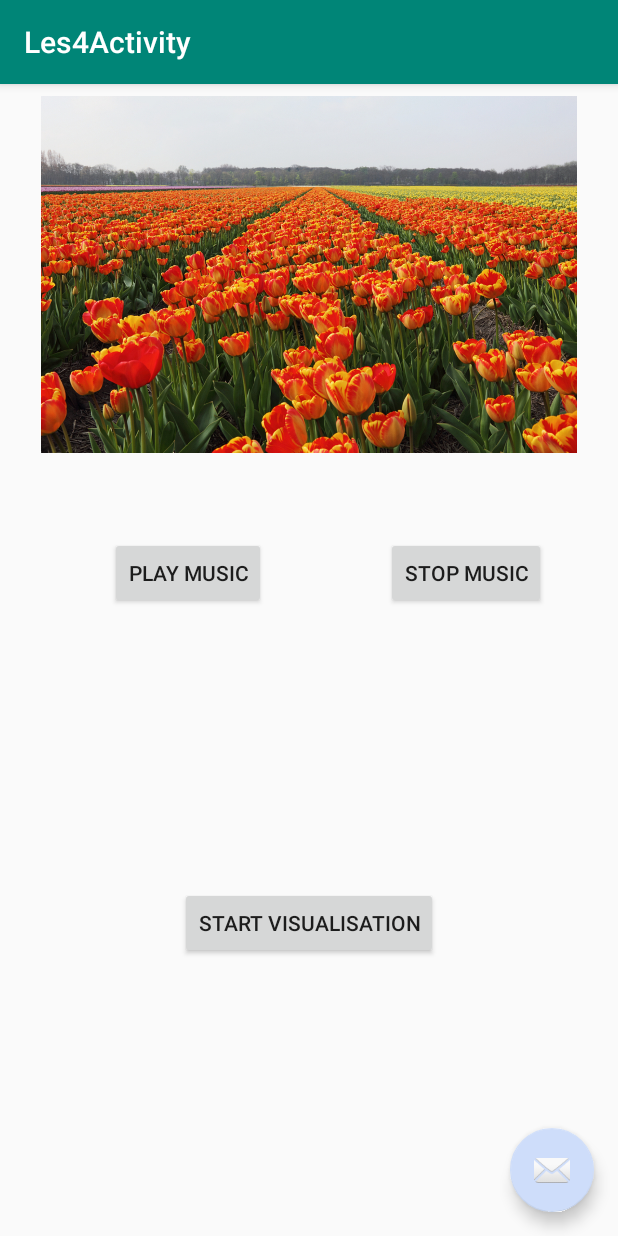
After one commit to mjboere/IKPMD_2019_Les1, an Android app: the Les4Activity screen opened directly, with no data from a screen before it, on a phone screen of 412 x 824 dp. The commit adds this screen. Run offline under Robolectric (Android 15) with nearby library versions, the phone set to English and light mode, and no system bars.

Commit message:
College 4 code added.

```diff
--- a/app/build.gradle
+++ b/app/build.gradle
@@ -26,4 +26,5 @@ dependencies {
     implementation 'com.google.code.gson:gson:2.8.2'
     implementation 'com.google.code.gson:gson:2.3.1'        // zet JSON in goede classes		⇐ ⇐
     implementation 'com.mcxiaoke.volley:library:1.0.19'     // Volley library for HTTP req.		⇐ ⇐
+    implementation 'com.github.PhilJay:MPAndroidChart:v3.0.3'
 }
--- /dev/null
+++ b/app/src/main/java/boere/a2019_college1/Les4Activity.java
@@ -0,0 +1,48 @@
+package boere.a2019_college1;
+
+import android.content.Intent;
+import android.media.MediaPlayer;
+import android.os.Bundle;
+import android.support.design.widget.FloatingActionButton;
+import android.support.design.widget.Snackbar;
+import android.support.v7.app.AppCompatActivity;
+import android.support.v7.widget.Toolbar;
+import android.view.View;
+
+import boere.a2019_college1.graphs.PieChartActivity;
+
+public class Les4Activity extends AppCompatActivity {
+
+    MediaPlayer mediaPlayer;
+
+    @Override
+    protected void onCreate(Bundle savedInstanceState) {
+        super.onCreate(savedInstanceState);
+        setContentView(R.layout.activity_les4);
+        Toolbar toolbar = findViewById(R.id.toolbar);
+        setSupportActionBar(toolbar);
+
+        FloatingActionButton fab = findViewById(R.id.fab);
+        fab.setOnClickListener(new View.OnClickListener() {
+            @Override
+            public void onClick(View view) {
+                Snackbar.make(view, "Replace with your own action", Snackbar.LENGTH_LONG)
+                        .setAction("Action", null).show();
+            }
+        });
+    }
+
+    public void startPlaying (View v) {
+        mediaPlayer = MediaPlayer.create(getBaseContext(), R.raw.amclassical_beethoven_fur_elise);
+        mediaPlayer.start(); // no need to call prepare(); create() does that for you
+    }
+
+    public void stopPlaying (View v) {
+        mediaPlayer.stop(); // no need to call prepare(); create() does that for you
+    }
+
+    public void visualise(View v) {
+        startActivity(new Intent(Les4Activity.this, PieChartActivity.class));
+    }
+
+}
--- /dev/null
+++ b/app/src/main/res/layout/activity_les4.xml
@@ -0,0 +1,33 @@
+<?xml version="1.0" encoding="utf-8"?>
+<android.support.design.widget.CoordinatorLayout xmlns:android="http://schemas.android.com/apk/res/android"
+    xmlns:app="http://schemas.android.com/apk/res-auto"
+    xmlns:tools="http://schemas.android.com/tools"
+    android:layout_width="match_parent"
+    android:layout_height="match_parent"
+    tools:context=".Les4Activity">
+
+    <android.support.design.widget.AppBarLayout
+        android:layout_width="match_parent"
+        android:layout_height="wrap_content"
+        android:theme="@style/AppTheme.AppBarOverlay">
+
+        <android.support.v7.widget.Toolbar
+            android:id="@+id/toolbar"
+            android:layout_width="match_parent"
+            android:layout_height="?attr/actionBarSize"
+            android:background="?attr/colorPrimary"
+            app:popupTheme="@style/AppTheme.PopupOverlay" />
+
+    </android.support.design.widget.AppBarLayout>
+
+    <include layout="@layout/content_les4" />
+
+    <android.support.design.widget.FloatingActionButton
+        android:id="@+id/fab"
+        android:layout_width="wrap_content"
+        android:layout_height="wrap_content"
+        android:layout_gravity="bottom|end"
+        android:layout_margin="@dimen/fab_margin"
+        app:srcCompat="@android:drawable/ic_dialog_email" />
+
+</android.support.design.widget.CoordinatorLayout>
--- /dev/null
+++ b/app/src/main/res/layout/content_les4.xml
@@ -0,0 +1,62 @@
+<?xml version="1.0" encoding="utf-8"?>
+<android.support.constraint.ConstraintLayout xmlns:android="http://schemas.android.com/apk/res/android"
+    xmlns:app="http://schemas.android.com/apk/res-auto"
+    xmlns:tools="http://schemas.android.com/tools"
+    android:layout_width="match_parent"
+    android:layout_height="match_parent"
+    app:layout_behavior="@string/appbar_scrolling_view_behavior"
+    tools:context=".Les4Activity"
+    tools:showIn="@layout/activity_les4">
+
+    <ImageView
+        android:id="@+id/imageView"
+        android:layout_width="372dp"
+        android:layout_height="238dp"
+        android:layout_marginStart="8dp"
+        android:layout_marginTop="8dp"
+        android:layout_marginEnd="8dp"
+        app:layout_constraintEnd_toEndOf="parent"
+        app:layout_constraintStart_toStartOf="parent"
+        app:layout_constraintTop_toTopOf="parent"
+        app:srcCompat="@drawable/flamingparrots" />
+
+    <Button
+        android:id="@+id/button14"
+        android:layout_width="wrap_content"
+        android:layout_height="wrap_content"
+        android:layout_marginStart="8dp"
+        android:layout_marginTop="56dp"
+        android:layout_marginEnd="8dp"
+        android:onClick="startPlaying"
+        android:text="Play Music"
+        app:layout_constraintEnd_toStartOf="@+id/button15"
+        app:layout_constraintHorizontal_bias="0.477"
+        app:layout_constraintStart_toStartOf="parent"
+        app:layout_constraintTop_toBottomOf="@+id/imageView" />
+
+    <Button
+        android:id="@+id/button15"
+        android:layout_width="wrap_content"
+        android:layout_height="wrap_content"
+        android:layout_marginTop="56dp"
+        android:layout_marginEnd="48dp"
+        android:onClick="stopPlaying"
+        android:text="Stop Music"
+        app:layout_constraintEnd_toEndOf="parent"
+        app:layout_constraintTop_toBottomOf="@+id/imageView" />
+
+    <Button
+        android:id="@+id/button17"
+        android:layout_width="wrap_content"
+        android:layout_height="wrap_content"
+        android:layout_marginStart="8dp"
+        android:layout_marginTop="8dp"
+        android:layout_marginEnd="8dp"
+        android:layout_marginBottom="8dp"
+        android:onClick="visualise"
+        android:text="Start Visualisation"
+        app:layout_constraintBottom_toBottomOf="parent"
+        app:layout_constraintEnd_toEndOf="parent"
+        app:layout_constraintStart_toStartOf="parent"
+        app:layout_constraintTop_toBottomOf="@+id/button14" />
+</android.support.constraint.ConstraintLayout>
--- a/app/src/main/res/values/strings.xml
+++ b/app/src/main/res/values/strings.xml
@@ -6,6 +6,7 @@
     <string name="button_les1">Go to Les 1 Activity</string>
     <string name="button_les2">Go to Les 2 Activity</string>
     <string name="title_activity_les3">Les3Activity</string>
+    <string name="title_activity_les4">Les4Activity</string>
 
 
 </resources>
--- a/build.gradle
+++ b/build.gradle
@@ -18,7 +18,7 @@ allprojects {
     repositories {
         google()
         jcenter()
-
+        maven { url "https://jitpack.io"}
     }
 }
 
```
Also changed, not shown: app/src/main/AndroidManifest.xml (+7 -1 lines), app/src/main/java/boere/a2019_college1/MainActivity.java (+6 -1 lines), app/src/main/java/boere/a2019_college1/graphs/BarChart.java (added, +64 -0 lines), app/src/main/java/boere/a2019_college1/graphs/PieChartActivity.java (added, +98 -0 lines), app/src/main/res/layout/activity_bar_chart.xml (added, +14 -0 lines), app/src/main/res/layout/activity_pie_chart.xml (added, +24 -0 lines), app/src/main/res/layout/content_main.xml (+23 -7 lines), app/src/main/res/drawable/flamingparrots.jpg (added), 1 other file.
